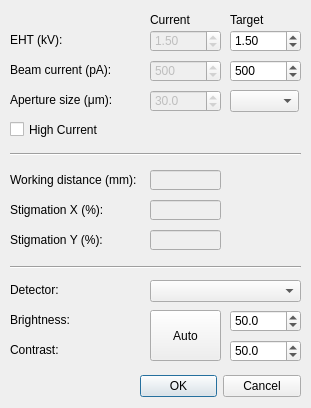
Qt form gui/sem_settings_dlg.ui (SBEMimage/SBEMimage) before a commit.
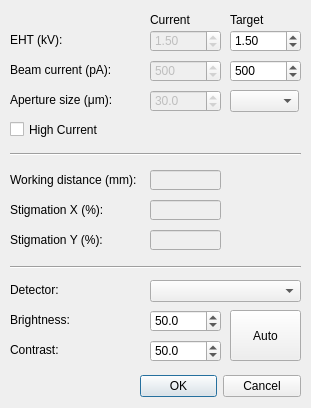
The same form after that commit.

Commit message: bright/contrast: small layout improvement, version bump

Patch:
```diff
--- a/gui/sem_settings_dlg.ui
+++ b/gui/sem_settings_dlg.ui
@@ -422,7 +422,7 @@
   <widget class="QDoubleSpinBox" name="doubleSpinBox_brightness">
    <property name="geometry">
     <rect>
-     <x>230</x>
+     <x>150</x>
      <y>310</y>
      <width>71</width>
      <height>22</height>
@@ -447,7 +447,7 @@
   <widget class="QDoubleSpinBox" name="doubleSpinBox_contrast">
    <property name="geometry">
     <rect>
-     <x>230</x>
+     <x>150</x>
      <y>340</y>
      <width>71</width>
      <height>22</height>
@@ -472,7 +472,7 @@
   <widget class="QPushButton" name="pushButton_auto_brightness_contrast">
    <property name="geometry">
     <rect>
-     <x>150</x>
+     <x>230</x>
      <y>310</y>
      <width>71</width>
      <height>51</height>
```
The commit also changes 1 other file.
